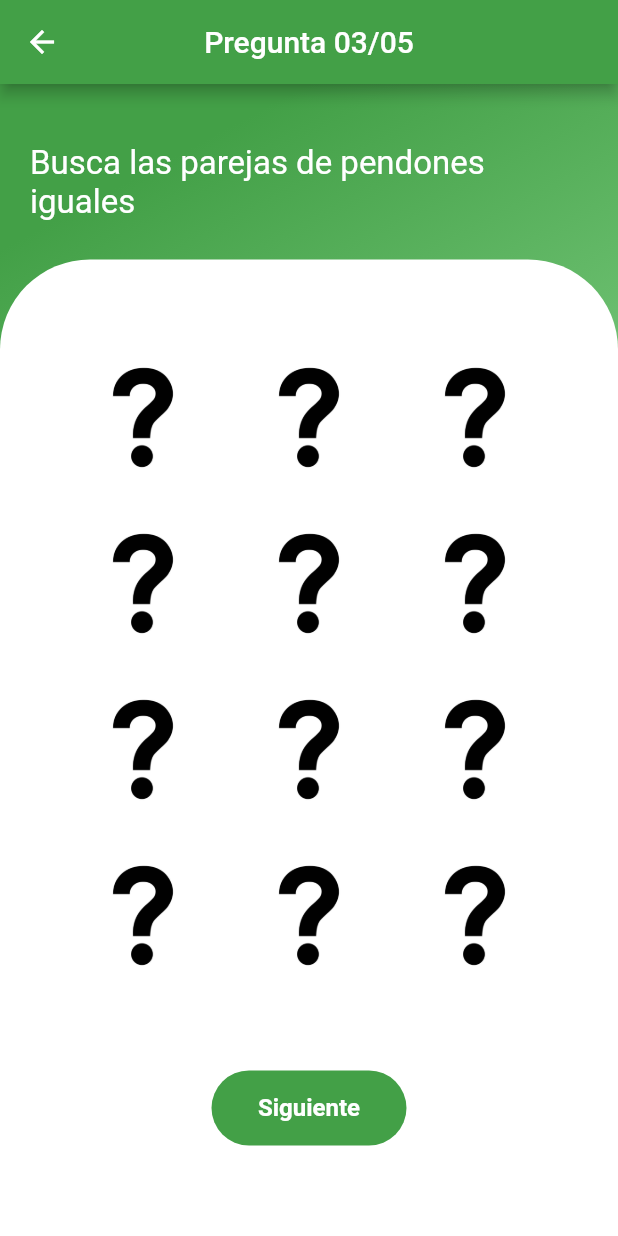
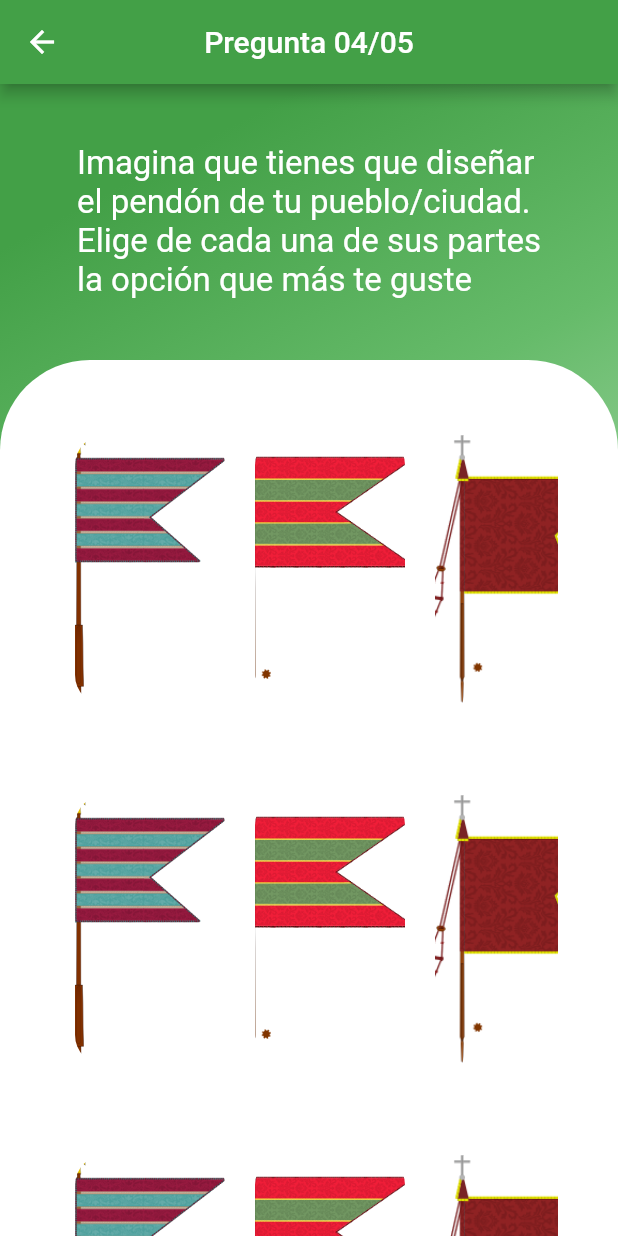
Before and after one commit to lferng17/aplicacion_cele, a Flutter app: the Question03Pendon screen opened directly, after a tap on "Siguiente", on a phone screen of 412 x 824 dp. Run offline on Flutter 3.47's test engine with Material 2 defaults, Android fonts, the phone set to English and light mode, and no system bars; our stand-ins replace animated_text_kit, cloud_firestore, firebase_auth, firebase_core, fluttertoast; missing offline and left inert: dart:ffi; accounts and stored records are empty.

Commit message:
Pregunta 4 50%

```diff
--- a/lib/screens/questions/pendones/question_03.dart
+++ b/lib/screens/questions/pendones/question_03.dart
@@ -1,3 +1,4 @@
+import 'package:aplicacion_cele/screens/questions/pendones/question_04.dart';
 import 'package:cloud_firestore/cloud_firestore.dart';
 import 'package:firebase_auth/firebase_auth.dart';
 import 'package:flutter/material.dart';
@@ -159,7 +160,7 @@ class _Question03PendonState extends State<Question03Pendon> {
                                 Navigator.push(
                                   context,
                                   MaterialPageRoute(
-                                    builder: (context) => Question03Pendon(),
+                                    builder: (context) => Question04Pendon(),
                                   ),
                                 );
                               });
--- /dev/null
+++ b/lib/screens/questions/pendones/question_04.dart
@@ -0,0 +1,203 @@
+import 'package:cloud_firestore/cloud_firestore.dart';
+import 'package:firebase_auth/firebase_auth.dart';
+import 'package:flutter/material.dart';
+
+import '../../../models/student_model.dart';
+
+class Question04Pendon extends StatefulWidget {
+  const Question04Pendon({Key? key}) : super(key: key);
+
+  @override
+  _Question04PendonState createState() => _Question04PendonState();
+}
+
+class _Question04PendonState extends State<Question04Pendon> {
+  // user
+  StudentModel loggedInStudent = StudentModel();
+
+  // Pregunta
+  String question =
+      'Imagina que tienes que diseñar\nel pendón de tu pueblo/ciudad.\nElige de cada una de sus partes\nla opción que más te guste';
+
+  @override
+  void initState() {
+    super.initState();
+    final User? currentUser = FirebaseAuth.instance.currentUser;
+    if (currentUser != null) {
+      FirebaseFirestore.instance
+          .collection('students')
+          .doc(currentUser.email)
+          .get()
+          .then((value) {
+        setState(() {
+          loggedInStudent = StudentModel.fromMap(value.data());
+        });
+      });
+    }
+  }
+
+  @override
+  Widget build(BuildContext context) {
+    return Scaffold(
+      appBar: AppBar(
+        title: const Text('Pregunta 04/05'),
+        centerTitle: true,
+        backgroundColor: Colors.green[600],
+      ),
+      body: Container(
+        width: double.infinity,
+        decoration: BoxDecoration(
+            gradient: LinearGradient(begin: Alignment.topCenter, colors: [
+          Colors.green[600]!,
+          Colors.green[400]!,
+          Colors.green[200]!
+        ])),
+        child: Column(
+          crossAxisAlignment: CrossAxisAlignment.start,
+          children: <Widget>[
+            const SizedBox(
+              height: 20,
+            ),
+            Padding(
+              padding: const EdgeInsets.all(20),
+              child: Column(
+                crossAxisAlignment: CrossAxisAlignment.start,
+                children: <Widget>[
+                  Center(
+                    child: Text(
+                      question,
+                      style: const TextStyle(color: Colors.white, fontSize: 22),
+                    ),
+                  ),
+                  const SizedBox(
+                    height: 10,
+                  ),
+                ],
+              ),
+            ),
+            const SizedBox(height: 10),
+            Expanded(
+              child: Container(
+                width: double.infinity,
+                decoration: const BoxDecoration(
+                    color: Colors.white,
+                    borderRadius: BorderRadius.only(
+                        topLeft: Radius.circular(60),
+                        topRight: Radius.circular(60))),
+                child: SingleChildScrollView(
+                  child: Padding(
+                    padding: const EdgeInsets.all(30),
+                    child: Column(
+                      children: <Widget>[
+                        Container(
+                          height: 200,
+                          margin: const EdgeInsets.all(10),
+                          child: ListView(
+                            scrollDirection: Axis.horizontal,
+                            children: <Widget>[
+                              addImage('assets/pendones/PendonUña.png'),
+                              addImage('assets/pendones/PendonGenicera.png'),
+                              addImage('assets/pendones/PendonCaboalles.png'),
+                              addImage('assets/pendones/PendonLugueros.png'),
+                            ],
+                          ),
+                        ),
+                        const SizedBox(height: 20),
+                        Container(
+                          height: 200,
+                          margin: const EdgeInsets.all(10),
+                          child: ListView(
+                            scrollDirection: Axis.horizontal,
+                            children: <Widget>[
+                              addImage('assets/pendones/PendonUña.png'),
+                              addImage('assets/pendones/PendonGenicera.png'),
+                              addImage('assets/pendones/PendonCaboalles.png'),
+                              addImage('assets/pendones/PendonLugueros.png'),
+                            ],
+                          ),
+                        ),
+                        const SizedBox(height: 20),
+                        Container(
+                          height: 200,
+                          margin: const EdgeInsets.all(10),
+                          child: ListView(
+                            scrollDirection: Axis.horizontal,
+                            children: <Widget>[
+                              addImage('assets/pendones/PendonUña.png'),
+                              addImage('assets/pendones/PendonGenicera.png'),
+                              addImage('assets/pendones/PendonCaboalles.png'),
+                              addImage('assets/pendones/PendonLugueros.png'),
+                            ],
+                          ),
+                        ),
+                        const SizedBox(height: 20),
+                        Container(
+                          decoration: BoxDecoration(
+                            color: Colors.white,
+                            borderRadius: BorderRadius.circular(10),
+                          ),
+                          child: Column(
+                            children: <Widget>[],
+                          ),
+                        ),
+                        const SizedBox(
+                          height: 40,
+                        ),
+                        const SizedBox(
+                          height: 40,
+                        ),
+                        Container(
+                          height: 50,
+                          width: 130,
+                          decoration: BoxDecoration(
+                              borderRadius: BorderRadius.circular(50),
+                              color: Colors.green[600]!),
+                          child: MaterialButton(
+                            onPressed: () {
+                              setState(() {
+                                Navigator.push(
+                                  context,
+                                  MaterialPageRoute(
+                                    builder: (context) => Question04Pendon(),
+                                  ),
+                                );
+                              });
+                            },
+                            child: const Text(
+                              "Siguiente",
+                              textAlign: TextAlign.center,
+                              style: TextStyle(
+                                color: Colors.white,
+                                fontWeight: FontWeight.bold,
+                                fontSize: 16.0,
+                              ),
+                            ),
+                          ),
+                        ),
+                      ],
+                    ),
+                  ),
+                ),
+              ),
+            )
+          ],
+        ),
+      ),
+    );
+  }
+
+  Widget addImage(String image) {
+    return Container(
+      margin: const EdgeInsets.all(10),
+      child: ClipRRect(
+        borderRadius: BorderRadius.circular(20),
+        child: Image.asset(
+          image,
+          height: 100,
+          width: 100,
+          fit: BoxFit.cover,
+        ),
+      ),
+    );
+  }
+}
```
